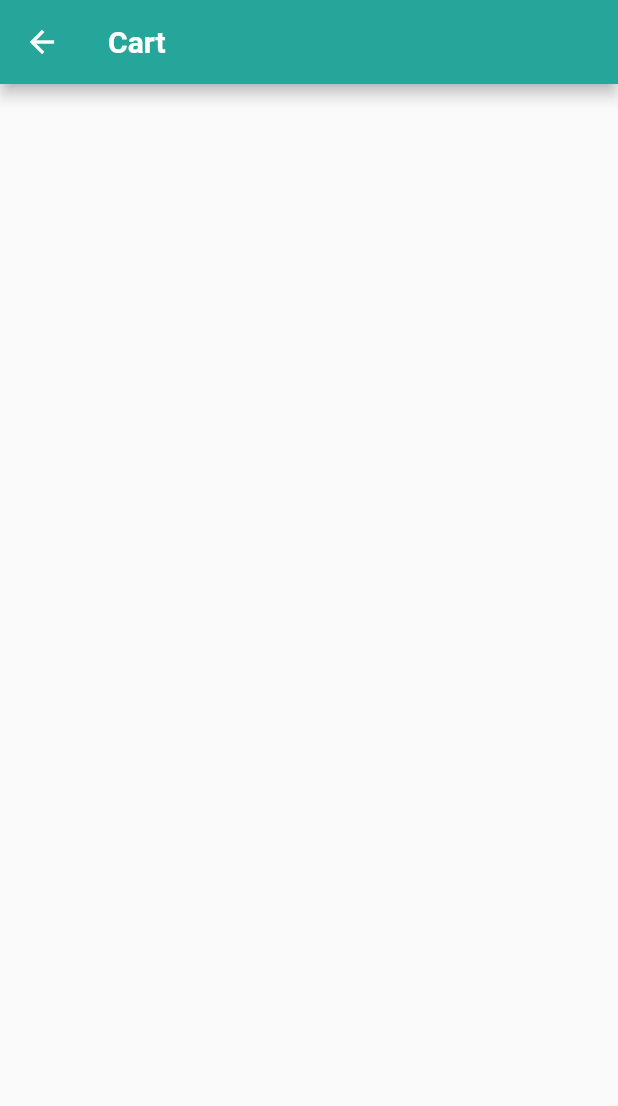
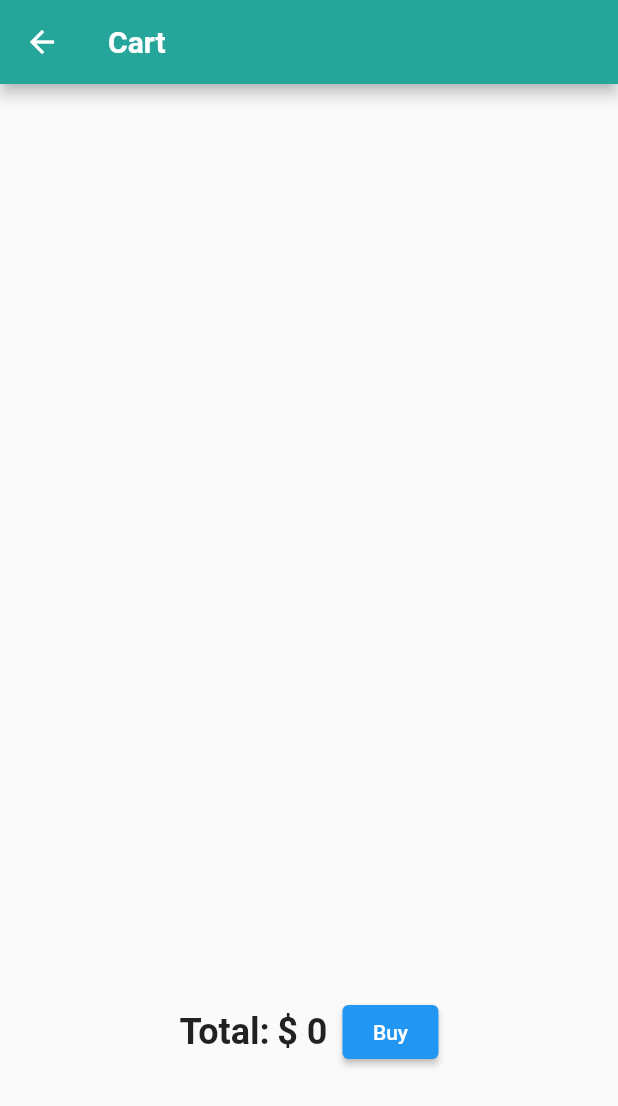
Before and after one commit to tranthedung/provider_use_getx, a Flutter app: the CartScreen screen opened directly, on a phone screen of 412 x 824 dp. Shown: the top 1106 px of the screen. Run offline on Flutter 3.47's test engine with Material 2 defaults, Android fonts, the light colour scheme and no system bars; our stand-ins replace get.

Commit message:
fix bug button on cart screen

```diff
--- a/lib/controllers/cart_controller.dart
+++ b/lib/controllers/cart_controller.dart
@@ -18,5 +18,22 @@ class CartController extends GetxController {
     );
   }
 
+  void removeProduct(Product product) {
+    if (_products.containsKey(product) && _products[product] == 1) {
+      _products.removeWhere((key, value) => key == product);
+    } else {
+      _products[product] -= 1;
+    }
+  }
+
   get products => _products;
+ get productSubtotal => _products.entries
+      .map((product) => product.key.price + product.value)
+      .toList();
+
+  get total =>_products.isNotEmpty ? _products.entries
+      .map((product) => product.key.price * product.value)
+      .toList()
+      .reduce((value, element) => value + element)
+      .toStringAsFixed(2) : ' 0';
 }
--- a/lib/screen/cart_screen.dart
+++ b/lib/screen/cart_screen.dart
@@ -1,5 +1,6 @@
 import 'package:flutter/material.dart';
 import 'package:provider_use_bloc1/widgets/cart_products.dart';
+import 'package:provider_use_bloc1/widgets/cart_total.dart';
 import 'package:provider_use_bloc1/widgets/catalog_products.dart';
 
 class CartScreen extends StatelessWidget {
@@ -22,6 +23,7 @@ class CartScreen extends StatelessWidget {
         child: Column(
           children: [
             CartProducts(),
+            CartTotal(),
           ],
         ),
       ),
--- /dev/null
+++ b/lib/widgets/cart_total.dart
@@ -0,0 +1,53 @@
+import 'package:flutter/foundation.dart';
+import 'package:flutter/material.dart';
+import 'package:flutter/widgets.dart';
+import 'package:get/get.dart';
+import 'package:get/get_core/src/get_main.dart';
+import 'package:provider_use_bloc1/controllers/cart_controller.dart';
+
+class CartTotal extends StatelessWidget {
+  final CartController controller = Get.find();
+  CartTotal({super.key});
+
+  @override
+  Widget build(BuildContext context) {
+    return Obx(
+      () => Center(
+        child: Container(
+          child: Row(
+            mainAxisAlignment: MainAxisAlignment.center,
+            children: [
+              const Text(
+                'Total:',
+                style: TextStyle(
+                  fontSize: 24,
+                  fontWeight: FontWeight.bold,
+                ),
+              ),
+              const SizedBox(width: 5,),
+              Text(
+                '\$${controller.total}',
+                style: TextStyle(
+                  fontSize: 24,
+                  fontWeight: FontWeight.bold,
+                ),
+              ),
+              const SizedBox(width: 10,),
+              ElevatedButton(
+                onPressed: () {
+                  Get.snackbar(
+                    'Warning',
+                    'Buying not supported yet',
+                  );
+                },
+                child: Text(
+                  'Buy',
+                ),
+              ),
+            ],
+          ),
+        ),
+      ),
+    );
+  }
+}
--- a/lib/widgets/catalog_products.dart
+++ b/lib/widgets/catalog_products.dart
@@ -40,7 +40,7 @@ class CatalogProductCard extends StatelessWidget {
               ),
             ),
           ),
-          SizedBox(
+          const SizedBox(
             width: 20,
           ),
           Text(
```
Also changed, not shown: lib/widgets/cart_products.dart (+9 -1 lines).
